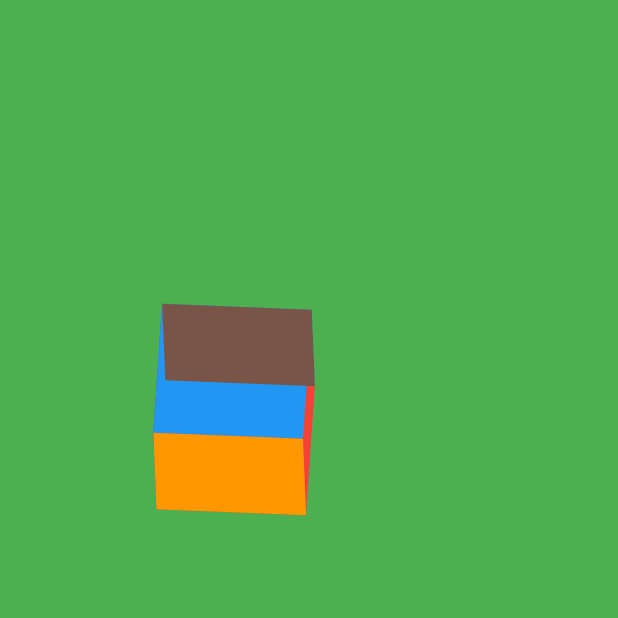
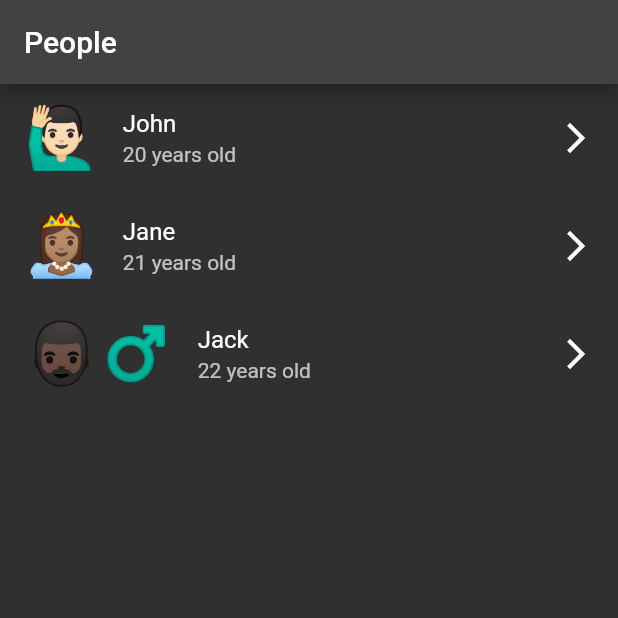
Before and after one commit to ashimMarch/Vandad_anim, a Flutter app: the screen it shows after launch, on a phone screen of 412 x 824 dp, the top half of it. Run offline on Flutter 3.47's test engine with Material 2 defaults, Android fonts, the phone set to English and light mode, and no system bars.

Commit message:
Hero nanimation with flightShuttleBuilder

```diff
--- /dev/null
+++ b/lib/04_hero_animation/hero_animation.dart
@@ -0,0 +1,114 @@
+
+import 'package:animation_tutorial/04_hero_animation/person.dart';
+import 'package:flutter/material.dart';
+
+class HeroAnim extends StatelessWidget {
+  const HeroAnim({Key? key}) : super(key: key);
+
+  @override
+  Widget build(BuildContext context) {
+    return Scaffold(
+      appBar: AppBar(
+        title: const Text('People'),
+      ),
+      body: ListView.builder(
+        itemCount: people.length,
+        itemBuilder: (context, index) {
+          final person = people[index];
+          return ListTile(
+            onTap: () {
+              Navigator.of(context).push(
+                MaterialPageRoute(
+                  builder: (context) => DetailsPage(
+                    person: person,
+                  ),
+                ),
+              );
+            },
+            leading: Hero(
+              tag: person.name,
+              child: Text(
+                person.emoji,
+                style: const TextStyle(
+                  fontSize: 40,
+                ),
+              ),
+            ),
+            title: Text(person.name),
+            subtitle: Text(
+              '${person.age} years old',
+            ),
+            trailing: const Icon(
+              Icons.arrow_forward_ios,
+            ),
+          );
+        },
+      ),
+    );
+  }
+}
+
+
+class DetailsPage extends StatelessWidget {
+  final Person person;
+
+  const DetailsPage({
+    super.key,
+    required this.person,
+  });
+
+  @override
+  Widget build(BuildContext context) {
+    return Scaffold(
+      appBar: AppBar(
+        title: Hero(
+          flightShuttleBuilder: (flightContext, animation, flightDirection, fromHeroContext, toHeroContext) {
+            switch (flightDirection) {
+              case HeroFlightDirection.push:
+                return ScaleTransition(
+                  scale: animation.drive(
+                    Tween<double>(
+                      begin: 0.0,
+                      end: 2,
+                    ).chain(CurveTween(curve: Curves.fastOutSlowIn))
+                  ),
+                  child: Material(
+                    color: Colors.transparent,
+                    child: toHeroContext.widget,
+                  ),
+                );
+              case HeroFlightDirection.pop:
+                return Material(
+                  color: Colors.transparent,
+                  child: fromHeroContext.widget,
+                );
+            }
+          },
+          tag: person.name,
+          child: Text(
+            person.emoji,
+            style: const TextStyle(
+              fontSize: 50,
+            ),
+          ),
+        ),
+      ),
+      body: Center(
+        child: Column(
+          children: [
+            const SizedBox(height: 20),
+            Text(
+              person.name,
+              style: const TextStyle(fontSize: 20),
+            ),
+            const SizedBox(height: 20),
+            Text(
+              '${person.age} years old',
+              style: const TextStyle(fontSize: 20),
+            ),
+          ],
+        ),
+      ),
+    );
+  }
+}
--- /dev/null
+++ b/lib/04_hero_animation/person.dart
@@ -0,0 +1,20 @@
+import 'package:flutter/foundation.dart' show immutable;
+
+@immutable
+class Person {
+  final String name;
+  final int age;
+  final String emoji;
+
+  const Person({
+    required this.name,
+    required this.age,
+    required this.emoji,
+  });
+}
+
+const people = [
+  Person(name: 'John', age: 20, emoji: '🙋🏻‍♂️'),
+  Person(name: 'Jane', age: 21, emoji: '👸🏽'),
+  Person(name: 'Jack', age: 22, emoji: '🧔🏿‍♂️'),
+];
--- a/lib/main.dart
+++ b/lib/main.dart
@@ -4,6 +4,7 @@ import 'package:flutter/material.dart';
 // import 'package:animation_tutorial/01_animatedbuilder/example1.dart';
 // import '02_chained_animation/clippers.dart';
 import '03_stack_rotate_3d/widget_rotaion3d.dart';
+import '04_hero_animation/hero_animation.dart';
 
 
 void main() {
@@ -16,11 +17,12 @@ class MyApp extends StatelessWidget {
   @override
   Widget build(BuildContext context) {
     return MaterialApp(
-      title: 'Flutter Demo',
-      theme: ThemeData(
-        primarySwatch: Colors.blue,
-      ),
-      home: const WidgetRotation3D(),
+      theme: ThemeData(brightness: Brightness.dark),
+      darkTheme: ThemeData(brightness: Brightness.dark),
+      themeMode: ThemeMode.dark,
+      debugShowCheckedModeBanner: false,
+      debugShowMaterialGrid: false,
+      home: const HeroAnim(),
     );
   }
 }
```
